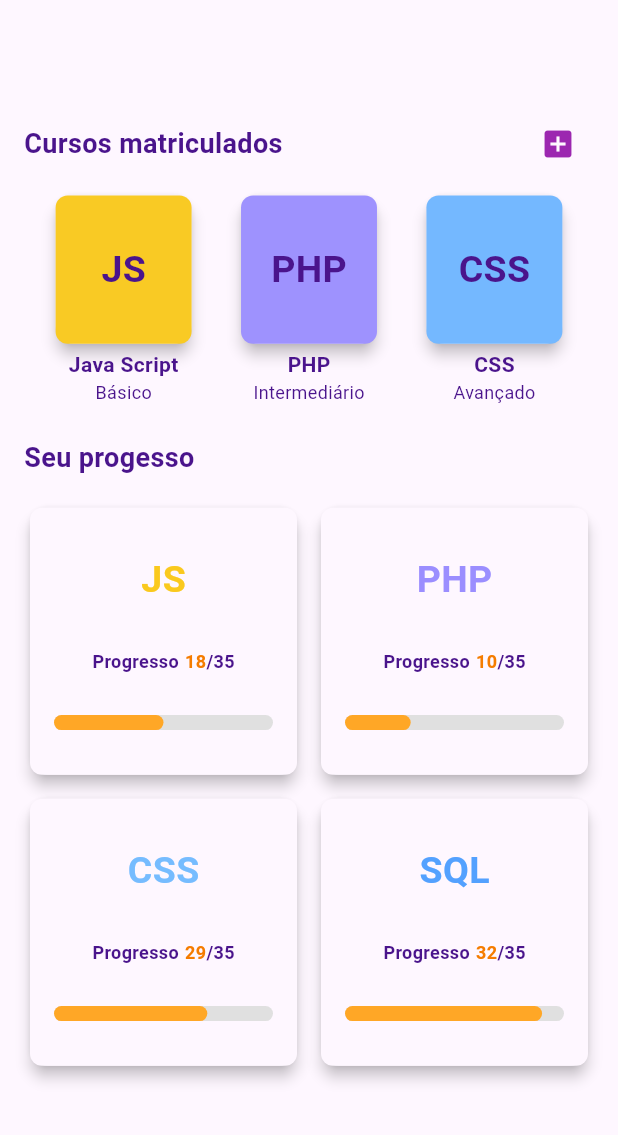
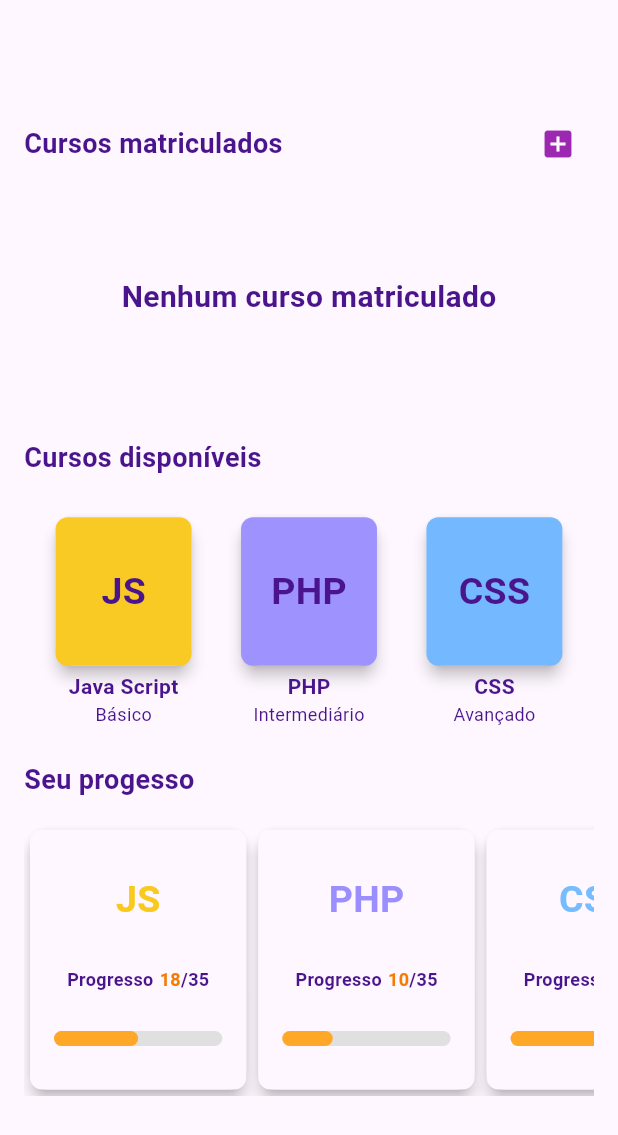
Before and after one commit to LeandroSimo/course-app, a Flutter app: the CourseStudentPage screen opened directly with empty values, on a phone screen of 412 x 824 dp. Shown: the top 1135 px of the screen. Run offline on Flutter 3.47's test engine with Material 3 defaults, Android fonts, the phone set to English and light mode, and no system bars; our stand-ins replace flutter_mobx, flutter_modular, gap, mobx, objectbox; generated files the repository leaves out were written again.

Commit message:
fix + feat: adjusting list view

```diff
--- a/lib/app/modules/course_student/presentation/ui/course_student_page.dart
+++ b/lib/app/modules/course_student/presentation/ui/course_student_page.dart
@@ -2,7 +2,7 @@ import 'package:flutter/material.dart';
 import 'package:flutter_modular/flutter_modular.dart';
 import 'package:teste_vrsoft/app/modules/student/entities/student_entity.dart';
 import 'package:teste_vrsoft/app/modules/student/presentation/widgets/course_list_student.dart';
-import 'package:teste_vrsoft/app/modules/student/presentation/widgets/grid_view_courses_progress.dart';
+import 'package:teste_vrsoft/app/modules/student/presentation/widgets/list_view_courses_progress.dart';
 
 class CourseStudentPage extends StatefulWidget {
   final StudentEntity student;
@@ -86,6 +86,7 @@ class _CourseStudentPageState extends State<CourseStudentPage> {
         ),
         body: Container(
           padding: const EdgeInsets.all(16),
+          child: SingleChildScrollView(
             child: Column(
               children: [
                 Row(
@@ -116,6 +117,22 @@ class _CourseStudentPageState extends State<CourseStudentPage> {
                     ),
                   ],
                 ),
+                CourseList(size: _size, courses: widget.student.courses),
+                const SizedBox(height: 16),
+                Row(
+                  mainAxisAlignment: MainAxisAlignment.spaceBetween,
+                  children: [
+                    Text(
+                      "Cursos disponíveis",
+                      style: TextStyle(
+                        fontSize: 18,
+                        fontWeight: FontWeight.w600,
+                        color: Colors.purple.shade900,
+                      ),
+                    ),
+                  ],
+                ),
+                const SizedBox(height: 16),
                 CourseList(size: _size, courses: _courses),
                 const SizedBox(height: 16),
                 Row(
@@ -132,9 +149,10 @@ class _CourseStudentPageState extends State<CourseStudentPage> {
                   ],
                 ),
                 const SizedBox(height: 16),
-              GridViewCoursesProgress(
+                ListViewCoursesProgress(
                     size: _size, coursesProgress: coursesProgress)
               ],
+            ),
           ),
         ),
       ),
--- a/lib/app/modules/student/presentation/widgets/course_list_student.dart
+++ b/lib/app/modules/student/presentation/widgets/course_list_student.dart
@@ -12,7 +12,7 @@ class CourseList extends StatelessWidget {
 
   @override
   Widget build(BuildContext context) {
-    return Container(
+    return SizedBox(
       height: size.height * 0.19,
       child: courses.isNotEmpty
           ? ListView.builder(
--- a/lib/app/modules/student/presentation/widgets/grid_view_courses_progress.dart
+++ b/lib/app/modules/student/presentation/widgets/list_view_courses_progress.dart
@@ -1,7 +1,7 @@
 import 'package:flutter/material.dart';
 
-class GridViewCoursesProgress extends StatelessWidget {
-  const GridViewCoursesProgress({
+class ListViewCoursesProgress extends StatelessWidget {
+  const ListViewCoursesProgress({
     super.key,
     required this.size,
     required this.coursesProgress,
@@ -12,13 +12,11 @@ class GridViewCoursesProgress extends StatelessWidget {
 
   @override
   Widget build(BuildContext context) {
-    return Expanded(
-      child: GridView.builder(
-        gridDelegate: const SliverGridDelegateWithFixedCrossAxisCount(
-          crossAxisCount: 2,
-          crossAxisSpacing: 8,
-          mainAxisSpacing: 8,
-        ),
+    return SizedBox(
+      height: size.height * 0.22,
+      child: ListView.builder(
+        shrinkWrap: true,
+        scrollDirection: Axis.horizontal,
         itemCount: coursesProgress.length,
         itemBuilder: (_, index) {
           final course = coursesProgress[index];
@@ -33,7 +31,7 @@ class GridViewCoursesProgress extends StatelessWidget {
           return Card(
             elevation: 4,
             child: Container(
-              width: size.width * 0.22,
+              width: size.width * 0.35,
               height: size.height * 0.12,
               padding: const EdgeInsets.all(16),
               decoration: BoxDecoration(
```
Lines whose indentation alone changed are shown as unchanged.
